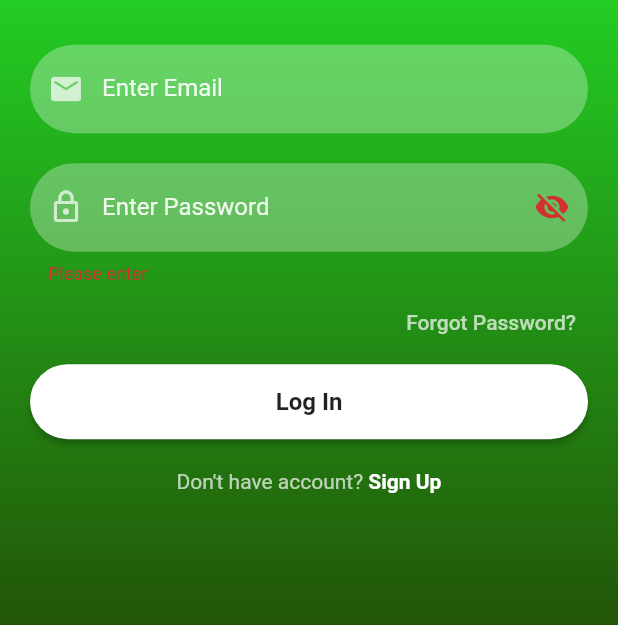
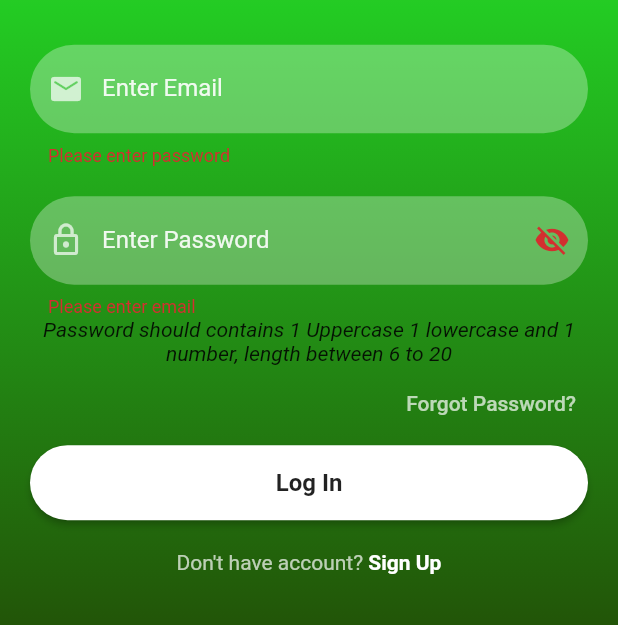
Before and after one commit to billzhao1030/Urban-Forest, a Flutter app: the screen it shows after launch, after a tap on "Log In", on a phone screen of 412 x 824 dp, the part 611-1236 px from its top. Run offline on Flutter 3.47's test engine with Material 2 defaults, Android fonts, the phone set to English and light mode, and no system bars; our stand-ins replace firebase_auth, firebase_core; accounts and stored records are empty; network calls fail.

Commit message:
some account validation

```diff
--- /dev/null
+++ b/lib/controller/form_validation.dart
@@ -0,0 +1,24 @@
+import '../utils/string_validate.dart';
+
+String? validate_account(String? value, bool isPasswordType, bool isUserName) {
+  if (isPasswordType) {
+    if (value == null || value.isEmpty) {
+      return "Please enter email";
+    }
+    else if (!value.isValidPassword) {
+      return "Not valid password";
+    }
+  } else {
+    if (isUserName) {
+
+    } else {
+      if (value == null || value.isEmpty) {
+        return "Please enter password";
+      } else if (!value.isValidEmail) {
+        return "Not valid email";
+      }
+    }
+  }
+
+  return null;
+}
--- a/lib/reusable_widgets/reusable_wiget.dart
+++ b/lib/reusable_widgets/reusable_wiget.dart
@@ -1,4 +1,5 @@
 import 'package:flutter/material.dart';
+import 'package:urban_forest/controller/form_validation.dart';
 import '../utils/string_validate.dart';
 
 // get the logo image form the image file name
@@ -43,9 +44,13 @@ class _FormTextBoxState extends State<FormTextBox> {
     super.initState();
   }
 
+
+
   @override
   Widget build(BuildContext context) {
-    return TextFormField(
+    return Column(
+      children: [
+        TextFormField(
           controller: widget.controller,
           obscureText: widget.isPasswordType && !_canViewPassword,
           enableSuggestions: !widget.isPasswordType,
@@ -87,21 +92,19 @@ class _FormTextBoxState extends State<FormTextBox> {
 
 
           validator: (value) {
-        if (widget.isPasswordType) {
-          if (value == null || value.isEmpty) {
-            return "Please enter";
-          } else if (!value.isValidPassword) {
-            return "Not valid password";
-          } else {
-            return "ok";
-          }
-        } else {
+            return validate_account(value, widget.isPasswordType, widget.isUserName);
+          },
+        ),
+        widget.isPasswordType ? const Text(
+          "Password should contains 1 Uppercase 1 lowercase and 1 number, length between 6 to 20",
+          style: TextStyle(
+            fontSize: 14,
+            fontStyle: FontStyle.italic
+          ),
+          textAlign: TextAlign.center,
 
-        }
-
-        return null;
-      },
-
+        ) : Container()
+      ],
     );
   }
 }
--- a/lib/utils/string_validate.dart
+++ b/lib/utils/string_validate.dart
@@ -11,7 +11,7 @@ extension ValidateString on String {
 
   bool get isValidPassword{
     final passwordRegExp =
-    RegExp(r'^(?=.*?[A-Z])(?=.*?[a-z])(?=.*?[0-9]).{6,15a}/pre>');
+    RegExp(r"^(?=.*[0-9])(?=.*[a-z])(?=.*[A-Z]).{6,32}$");
     return passwordRegExp.hasMatch(this);
   }
 
```
Also changed, not shown: lib/view/reset_password.dart (+22 -4 lines). Lines whose indentation alone changed are shown as unchanged.
